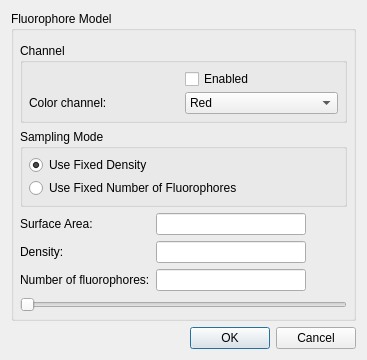
The window that apps/MicroscopeSimulator/FluorophoreModelDialog.ui (CISMM/MicroscopeSimulator2) describes before a commit, drawn with Qt 5.
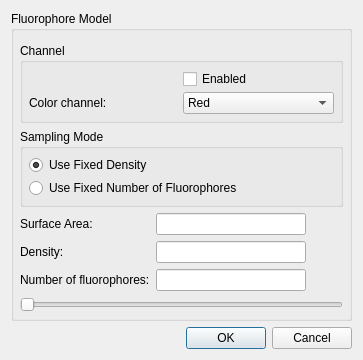
The same window after the commit.

Commit message: Gave better names to radio buttons used to pick sampling mode.

```diff
--- a/apps/MicroscopeSimulator/FluorophoreModelDialog.ui
+++ b/apps/MicroscopeSimulator/FluorophoreModelDialog.ui
@@ -6,7 +6,7 @@
    <rect>
     <x>0</x>
     <y>0</y>
-    <width>367</width>
+    <width>363</width>
     <height>359</height>
    </rect>
   </property>
```
Left out of the diff: 8 changed lines with no effect on the pictures.
